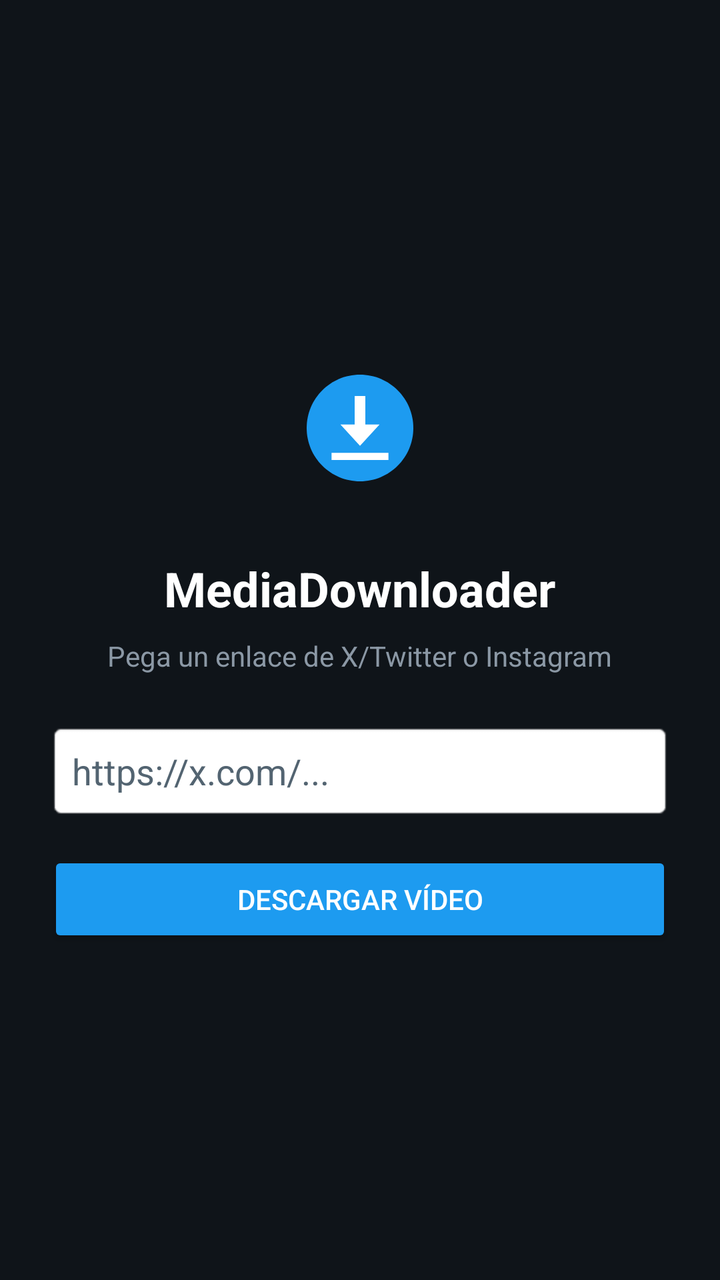
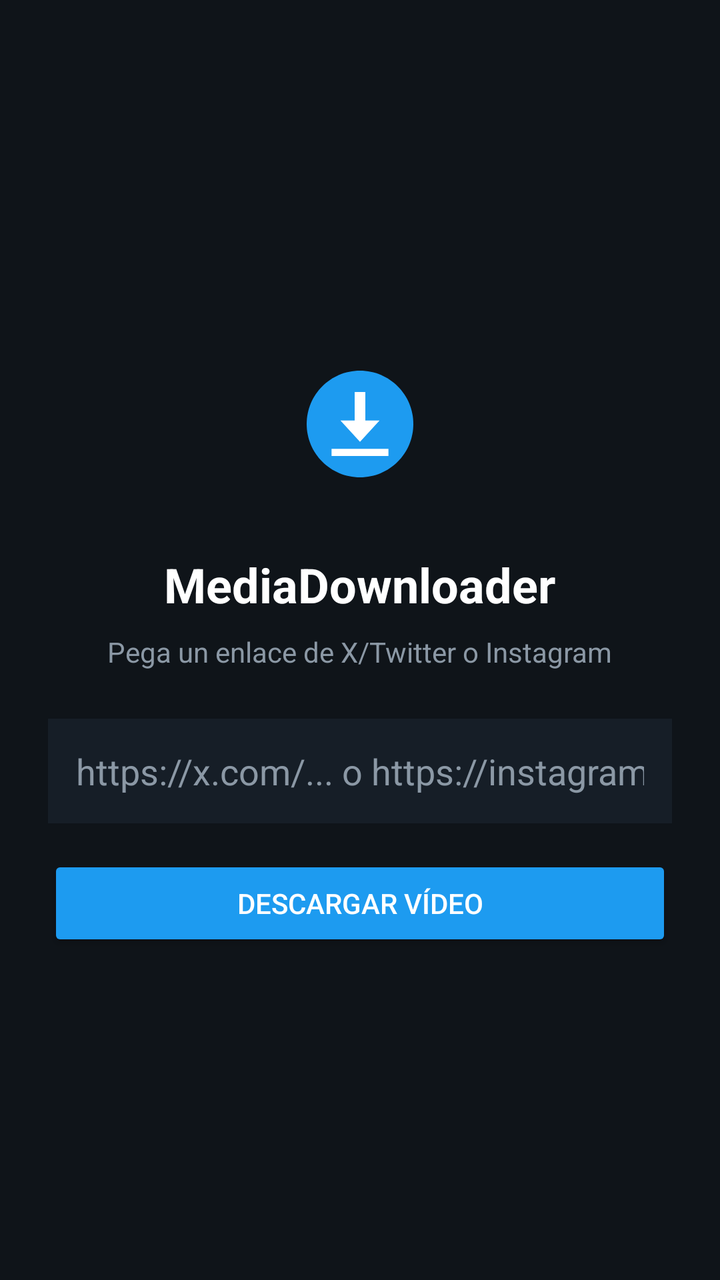

An Android layout rendered at two revisions. The XML below is the earlier revision; the diff shows what the commit changed to produce the second picture.
<!-- AndroidManifest.xml: application theme Theme.AppCompat.DayNight.NoActionBar -->
<!-- res/layout/activity_main.xml -->
<?xml version="1.0" encoding="utf-8"?>
<LinearLayout xmlns:android="http://schemas.android.com/apk/res/android"
    android:layout_width="match_parent"
    android:layout_height="match_parent"
    android:orientation="vertical"
    android:padding="24dp"
    android:gravity="center"
    android:background="#0F1419">

    <ImageView
        android:layout_width="96dp"
        android:layout_height="96dp"
        android:src="@drawable/ic_launcher_foreground"
        android:layout_marginBottom="16dp"/>

    <TextView
        android:layout_width="wrap_content"
        android:layout_height="wrap_content"
        android:text="MediaDownloader"
        android:textSize="24sp"
        android:textStyle="bold"
        android:textColor="#FFFFFF"
        android:layout_marginBottom="8dp"/>

    <TextView
        android:layout_width="wrap_content"
        android:layout_height="wrap_content"
        android:text="Pega un enlace de X/Twitter o Instagram"
        android:textSize="14sp"
        android:textColor="#8B98A5"
        android:layout_marginBottom="24dp"/>

    <EditText
        android:id="@+id/etUrl"
        android:layout_width="match_parent"
        android:layout_height="wrap_content"
        android:hint="https://x.com/..."
        android:textColorHint="#536471"
        android:textColor="#FFFFFF"
        android:background="@android:drawable/editbox_background"
        android:padding="12dp"
        android:inputType="textUri"
        android:layout_marginBottom="16dp"/>

    <Button
        android:id="@+id/btnDownload"
        android:layout_width="match_parent"
        android:layout_height="wrap_content"
        android:text="Descargar Vídeo"
        android:backgroundTint="#1D9BF0"
        android:textColor="#FFFFFF"
        android:padding="12dp"/>

</LinearLayout>
<!-- resources referenced by this layout -->
<resources>
  <!-- drawable ic_launcher_foreground (drawable) -->
  <?xml version="1.0" encoding="utf-8"?>
  <vector xmlns:android="http://schemas.android.com/apk/res/android"
      android:width="108dp"
      android:height="108dp"
      android:viewportWidth="108"
      android:viewportHeight="108">
      
      <path
          android:fillColor="#1D9BF0"
          android:pathData="M54,24c-16.57,0 -30,13.43 -30,30s13.43,30 30,30 30,-13.43 30,-30 -13.43,-30 -30,-30z"/>
      
      <path
          android:fillColor="#FFFFFF"
          android:pathData="M51,36h6v16h8l-11,12 -11,-12h8z"/>
      
      <path
          android:fillColor="#FFFFFF"
          android:pathData="M38,68h32v4h-32z"/>
  </vector>
</resources>

<!-- the commit's change to res/layout/activity_main.xml (unified diff, before → after) -->
@@ -34,11 +34,11 @@
         android:id="@+id/etUrl"
         android:layout_width="match_parent"
         android:layout_height="wrap_content"
-        android:hint="https://x.com/..."
-        android:textColorHint="#536471"
+        android:hint="https://x.com/... o https://instagram.com/..."
+        android:textColorHint="#8B98A5"
         android:textColor="#FFFFFF"
-        android:background="@android:drawable/editbox_background"
-        android:padding="12dp"
+        android:background="#161E27"
+        android:padding="14dp"
         android:inputType="textUri"
         android:layout_marginBottom="16dp"/>
 
